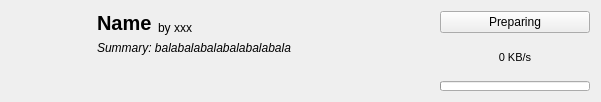
Before: the Qt Designer form src/ui/modrinth/modrinthmoditemwidget.ui in kaniol-lck/modmanager, drawn with Qt 5.
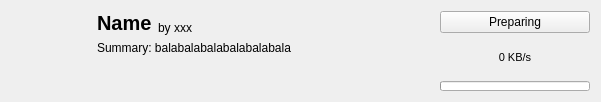
After: the same form once the commit is applied. Icons and pictures are not drawn.

Commit message: remove italic in mod summary in curseforge and modrinth.

Diff of the .ui file:
```diff
--- a/src/ui/modrinth/modrinthmoditemwidget.ui
+++ b/src/ui/modrinth/modrinthmoditemwidget.ui
@@ -97,7 +97,7 @@
      </property>
      <property name="font">
       <font>
-       <italic>true</italic>
+       <italic>false</italic>
       </font>
      </property>
      <property name="toolTip">
```
The commit also changes 6 other files.
